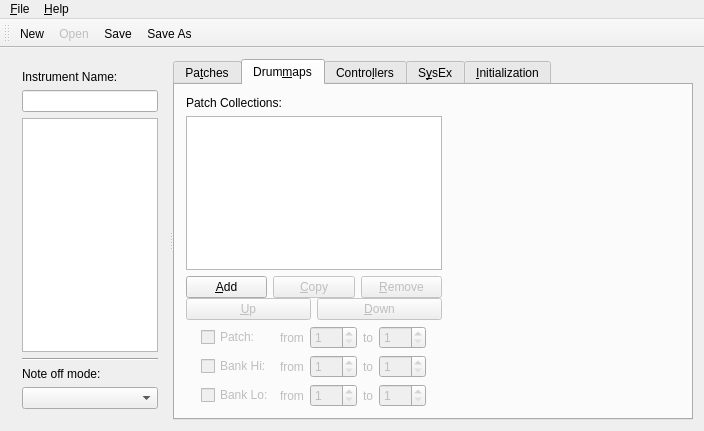
emrum/muse, file muse3/muse/instruments/editinstrumentbase.ui: the form before one commit.
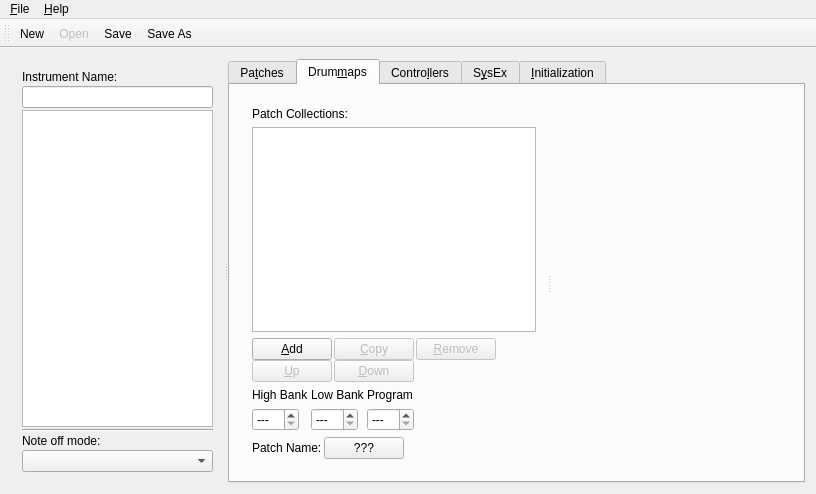
The form after the commit. The open tabs and pages were chosen to show the change.

```diff
--- a/muse3/muse/instruments/editinstrumentbase.ui
+++ b/muse3/muse/instruments/editinstrumentbase.ui
@@ -6,8 +6,8 @@
    <rect>
     <x>0</x>
     <y>0</y>
-    <width>704</width>
-    <height>431</height>
+    <width>816</width>
+    <height>494</height>
    </rect>
   </property>
   <property name="minimumSize">
@@ -34,8 +34,17 @@
       </property>
       <widget class="QWidget" name="layout26">
        <layout class="QVBoxLayout">
+        <property name="spacing">
+         <number>2</number>
+        </property>
         <item>
          <widget class="QLabel" name="textLabel2">
+          <property name="sizePolicy">
+           <sizepolicy hsizetype="Preferred" vsizetype="Preferred">
+            <horstretch>0</horstretch>
+            <verstretch>0</verstretch>
+           </sizepolicy>
+          </property>
           <property name="text">
            <string>Instrument Name:</string>
           </property>
@@ -46,6 +55,12 @@
         </item>
         <item>
          <widget class="QLineEdit" name="instrumentName">
+          <property name="sizePolicy">
+           <sizepolicy hsizetype="Expanding" vsizetype="Fixed">
+            <horstretch>0</horstretch>
+            <verstretch>0</verstretch>
+           </sizepolicy>
+          </property>
           <property name="toolTip">
            <string/>
           </property>
@@ -56,6 +71,12 @@
         </item>
         <item>
          <widget class="QListWidget" name="instrumentList">
+          <property name="sizePolicy">
+           <sizepolicy hsizetype="Expanding" vsizetype="Expanding">
+            <horstretch>0</horstretch>
+            <verstretch>0</verstretch>
+           </sizepolicy>
+          </property>
           <property name="whatsThis">
            <string>List of defined instruments.</string>
           </property>
@@ -63,6 +84,12 @@
         </item>
         <item>
          <widget class="Line" name="line">
+          <property name="sizePolicy">
+           <sizepolicy hsizetype="Ignored" vsizetype="Fixed">
+            <horstretch>0</horstretch>
+            <verstretch>0</verstretch>
+           </sizepolicy>
+          </property>
           <property name="orientation">
            <enum>Qt::Horizontal</enum>
           </property>
@@ -70,6 +97,12 @@
         </item>
         <item>
          <widget class="QLabel" name="label_12">
+          <property name="sizePolicy">
+           <sizepolicy hsizetype="Preferred" vsizetype="Preferred">
+            <horstretch>0</horstretch>
+            <verstretch>0</verstretch>
+           </sizepolicy>
+          </property>
           <property name="text">
            <string>Note off mode:</string>
           </property>
@@ -77,6 +110,12 @@
         </item>
         <item>
          <widget class="QComboBox" name="noteOffModeList">
+          <property name="sizePolicy">
+           <sizepolicy hsizetype="Expanding" vsizetype="Fixed">
+            <horstretch>0</horstretch>
+            <verstretch>0</verstretch>
+           </sizepolicy>
+          </property>
           <property name="toolTip">
            <string>Note off mode</string>
           </property>
@@ -454,10 +493,13 @@
         <attribute name="title">
          <string>Drum&amp;maps</string>
         </attribute>
-        <layout class="QHBoxLayout" name="horizontalLayout_4">
+        <layout class="QVBoxLayout" name="verticalLayout_11">
          <item>
-          <layout class="QHBoxLayout" name="horizontalLayout_3">
-           <item>
+          <widget class="QSplitter" name="splitter">
+           <property name="orientation">
+            <enum>Qt::Horizontal</enum>
+           </property>
+           <widget class="QWidget" name="">
             <layout class="QVBoxLayout" name="verticalLayout_2">
              <item>
               <widget class="QLabel" name="label">
@@ -489,6 +531,9 @@
                </property>
                <item>
                 <layout class="QHBoxLayout" name="horizontalLayout">
+                 <property name="spacing">
+                  <number>2</number>
+                 </property>
                  <item>
                   <widget class="QPushButton" name="addCollBtn">
                    <property name="sizePolicy">
@@ -534,10 +579,26 @@
                    </property>
                   </widget>
                  </item>
+                 <item>
+                  <spacer name="horizontalSpacer_6">
+                   <property name="orientation">
+                    <enum>Qt::Horizontal</enum>
+                   </property>
+                   <property name="sizeHint" stdset="0">
+                    <size>
+                     <width>40</width>
+                     <height>20</height>
+                    </size>
+                   </property>
+                  </spacer>
+                 </item>
                 </layout>
                </item>
                <item>
                 <layout class="QHBoxLayout" name="horizontalLayout_2">
+                 <property name="spacing">
+                  <number>2</number>
+                 </property>
                  <item>
                   <widget class="QPushButton" name="collUpBtn">
                    <property name="enabled">
@@ -570,6 +631,19 @@
                    </property>
                   </widget>
                  </item>
+                 <item>
+                  <spacer name="horizontalSpacer_7">
+                   <property name="orientation">
+                    <enum>Qt::Horizontal</enum>
+                   </property>
+                   <property name="sizeHint" stdset="0">
+                    <size>
+                     <width>40</width>
+                     <height>20</height>
+                    </size>
+                   </property>
+                  </spacer>
+                 </item>
                 </layout>
                </item>
               </layout>
@@ -577,7 +651,7 @@
              <item>
               <widget class="QWidget" name="patchCollectionContainer" native="true">
                <property name="enabled">
-                <bool>false</bool>
+                <bool>true</bool>
                </property>
                <layout class="QGridLayout" name="gridLayout_">
                 <property name="margin">
@@ -586,127 +660,23 @@
                 <item row="0" column="0">
                  <layout class="QGridLayout" name="gridLayout_2">
                   <item row="0" column="0">
-                   <widget class="QCheckBox" name="patchCheckbox">
-                    <property name="sizePolicy">
-                     <sizepolicy hsizetype="Fixed" vsizetype="Fixed">
-                      <horstretch>0</horstretch>
-                      <verstretch>0</verstretch>
-                     </sizepolicy>
+                   <layout class="QHBoxLayout" name="horizontalLayout_13">
+                    <property name="spacing">
+                     <number>2</number>
                     </property>
-                    <property name="text">
-                     <string>Patch:</string>
-                    </property>
-                   </widget>
-                  </item>
-                  <item row="0" column="1">
-                   <widget class="QLabel" name="label_5">
-                    <property name="enabled">
-                     <bool>false</bool>
-                    </property>
-                    <property name="sizePolicy">
-                     <sizepolicy hsizetype="Fixed" vsizetype="Preferred">
-                      <horstretch>0</horstretch>
-                      <verstretch>0</verstretch>
-                     </sizepolicy>
-                    </property>
-                    <property name="text">
-                     <string>from</string>
-                    </property>
-                   </widget>
-                  </item>
-                  <item row="0" column="2">
-                   <widget class="QSpinBox" name="patchFromBox">
-                    <property name="enabled">
-                     <bool>false</bool>
-                    </property>
-                    <property name="sizePolicy">
-                     <sizepolicy hsizetype="Fixed" vsizetype="Fixed">
-                      <horstretch>0</horstretch>
-                      <verstretch>0</verstretch>
-                     </sizepolicy>
-                    </property>
-                    <property name="keyboardTracking">
-                     <bool>false</bool>
-                    </property>
-                    <property name="minimum">
-                     <number>1</number>
-                    </property>
-                    <property name="maximum">
-                     <number>128</number>
-                    </property>
-                   </widget>
-                  </item>
-                  <item row="0" column="3">
-                   <widget class="QLabel" name="label_8">
-                    <property name="enabled">
-                     <bool>false</bool>
-                    </property>
-                    <property name="sizePolicy">
-                     <sizepolicy hsizetype="Fixed" vsizetype="Preferred">
-                      <horstretch>0</horstretch>
-                      <verstretch>0</verstretch>
-                     </sizepolicy>
-                    </property>
-                    <property name="text">
-                     <string>to</string>
-                    </property>
-                   </widget>
-                  </item>
-                  <item row="0" column="4">
-                   <widget class="QSpinBox" name="patchToBox">
-                    <property name="enabled">
-                     <bool>false</bool>
-                    </property>
-                    <property name="sizePolicy">
-                     <sizepolicy hsizetype="Fixed" vsizetype="Fixed">
-                      <horstretch>0</horstretch>
-                      <verstretch>0</verstretch>
-                     </sizepolicy>
-                    </property>
-                    <property name="keyboardTracking">
-                     <bool>false</bool>
-                    </property>
-                    <property name="minimum">
-                     <number>1</number>
-                    </property>
-                    <property name="maximum">
-                     <number>128</number>
-                    </property>
-                   </widget>
-                  </item>
-                  <item row="1" column="0">
-                   <widget class="QCheckBox" name="hbankCheckbox">
-                    <property name="sizePolicy">
-                     <sizepolicy hsizetype="Fixed" vsizetype="Fixed">
-                      <horstretch>0</horstretch>
-                      <verstretch>0</verstretch>
-                     </sizepolicy>
-                    </property>
-                    <property name="text">
-                     <string>Bank Hi:</string>
-                    </property>
-                   </widget>
-                  </item>
-                  <item row="1" column="1">
+                    <item>
+                     <layout class="QVBoxLayout" name="verticalLayout_6">
+                      <item>
                    <widget class="QLabel" name="label_6">
-                    <property name="enabled">
-                     <bool>false</bool>
-                    </property>
-                    <property name="sizePolicy">
-                     <sizepolicy hsizetype="Fixed" vsizetype="Preferred">
-                      <horstretch>0</horstretch>
-                      <verstretch>0</verstretch>
-                     </sizepolicy>
-                    </property>
                     <property name="text">
-                     <string>from</string>
+                         <string>High Bank</string>
                     </property>
                    </widget>
                   </item>
-                  <item row="1" column="2">
+                      <item>
                    <widget class="QSpinBox" name="hbankFromBox">
                     <property name="enabled">
-                     <bool>false</bool>
+                         <bool>true</bool>
                     </property>
                     <property name="sizePolicy">
                      <sizepolicy hsizetype="Fixed" vsizetype="Fixed">
@@ -714,88 +684,44 @@
                       <verstretch>0</verstretch>
                      </sizepolicy>
                     </property>
-                    <property name="keyboardTracking">
-                     <bool>false</bool>
-                    </property>
-                    <property name="minimum">
-                     <number>1</number>
-                    </property>
-                    <property name="maximum">
-                     <number>128</number>
-                    </property>
-                   </widget>
-                  </item>
-                  <item row="1" column="3">
-                   <widget class="QLabel" name="label_9">
-                    <property name="enabled">
-                     <bool>false</bool>
-                    </property>
-                    <property name="sizePolicy">
-                     <sizepolicy hsizetype="Fixed" vsizetype="Preferred">
-                      <horstretch>0</horstretch>
-                      <verstretch>0</verstretch>
-                     </sizepolicy>
-                    </property>
-                    <property name="text">
-                     <string>to</string>
-                    </property>
-                   </widget>
-                  </item>
-                  <item row="1" column="4">
-                   <widget class="QSpinBox" name="hbankToBox">
-                    <property name="enabled">
-                     <bool>false</bool>
-                    </property>
-                    <property name="sizePolicy">
-                     <sizepolicy hsizetype="Fixed" vsizetype="Fixed">
-                      <horstretch>0</horstretch>
-                      <verstretch>0</verstretch>
-                     </sizepolicy>
-                    </property>
+                        <property name="toolTip">
+                         <string>Patch high bank number</string>
+                        </property>
+                        <property name="whatsThis">
+                         <string>Patch high bank number. --- means don't care.</string>
+                        </property>
+                        <property name="specialValueText">
+                         <string>---</string>
+                        </property>
                     <property name="keyboardTracking">
                      <bool>false</bool>
                     </property>
                     <property name="minimum">
-                     <number>1</number>
+                         <number>0</number>
                     </property>
                     <property name="maximum">
                      <number>128</number>
                     </property>
-                   </widget>
-                  </item>
-                  <item row="2" column="0">
-                   <widget class="QCheckBox" name="lbankCheckbox">
-                    <property name="sizePolicy">
-                     <sizepolicy hsizetype="Fixed" vsizetype="Fixed">
-                      <horstretch>0</horstretch>
-                      <verstretch>0</verstretch>
-                     </sizepolicy>
-                    </property>
-                    <property name="text">
-                     <string>Bank Lo:</string>
-                    </property>
-                   </widget>
-                  </item>
-                  <item row="2" column="1">
+                        <property name="value">
+                         <number>0</number>
+                        </property>
+                       </widget>
+                      </item>
+                     </layout>
+                    </item>
+                    <item>
+                     <layout class="QVBoxLayout" name="verticalLayout_7">
+                      <item>
                    <widget class="QLabel" name="label_7">
-                    <property name="enabled">
-                     <bool>false</bool>
-                    </property>
-                    <property name="sizePolicy">
-                     <sizepolicy hsizetype="Fixed" vsizetype="Preferred">
-                      <horstretch>0</horstretch>
-                      <verstretch>0</verstretch>
-                     </sizepolicy>
-                    </property>
                     <property name="text">
-                     <string>from</string>
+                         <string>Low Bank</string>
                     </property>
                    </widget>
                   </item>
-                  <item row="2" column="2">
+                      <item>
                    <widget class="QSpinBox" name="lbankFromBox">
                     <property name="enabled">
-                     <bool>false</bool>
+                         <bool>true</bool>
                     </property>
                     <property name="sizePolicy">
                      <sizepolicy hsizetype="Fixed" vsizetype="Fixed">
@@ -803,37 +729,44 @@
                       <verstretch>0</verstretch>
                      </sizepolicy>
                     </property>
+                        <property name="toolTip">
+                         <string>Patch low bank number</string>
+                        </property>
+                        <property name="whatsThis">
+                         <string>Patch low bank number. --- means don't care.</string>
+                        </property>
+                        <property name="specialValueText">
+                         <string>---</string>
+                        </property>
                     <property name="keyboardTracking">
                      <bool>false</bool>
                     </property>
                     <property name="minimum">
-                     <number>1</number>
+                         <number>0</number>
                     </property>
                     <property name="maximum">
                      <number>128</number>
                     </property>
-                   </widget>
-                  </item>
-                  <item row="2" column="3">
-                   <widget class="QLabel" name="label_10">
-                    <property name="enabled">
-                     <bool>false</bool>
-                    </property>
-                    <property name="sizePolicy">
-                     <sizepolicy hsizetype="Fixed" vsizetype="Preferred">
-                      <horstretch>0</horstretch>
-                      <verstretch>0</verstretch>
-                     </sizepolicy>
-                    </property>
+                        <property name="value">
+                         <number>0</number>
+                        </property>
+                       </widget>
+                      </item>
+                     </layout>
+                    </item>
+                    <item>
+                     <layout class="QVBoxLayout" name="verticalLayout_8">
+                      <item>
+                       <widget class="QLabel" name="label_5">
                     <property name="text">
-                     <string>to</string>
+                         <string>Program</string>
                     </property>
                    </widget>
                   </item>
-                  <item row="2" column="4">
-                   <widget class="QSpinBox" name="lbankToBox">
+                      <item>
+                       <widget class="QSpinBox" name="patchFromBox">
                     <property name="enabled">
-                     <bool>false</bool>
+                         <bool>true</bool>
                     </property>
                     <property name="sizePolicy">
                      <sizepolicy hsizetype="Fixed" vsizetype="Fixed">
@@ -841,28 +774,111 @@
                       <verstretch>0</verstretch>
                      </sizepolicy>
                     </property>
+                        <property name="toolTip">
+                         <string>Patch program number</string>
+                        </property>
+                        <property name="whatsThis">
+                         <string>Patch program number.  --- means don't care.</string>
+                        </property>
+                        <property name="specialValueText">
+                         <string>---</string>
+                        </property>
                     <property name="keyboardTracking">
                      <bool>false</bool>
                     </property>
                     <property name="minimum">
-                     <number>1</number>
+                         <number>0</number>
                     </property>
                     <property name="maximum">
                      <number>128</number>
                     </property>
+                        <property name="value">
+                         <number>0</number>
+                        </property>
                    </widget>
                   </item>
                  </layout>
                 </item>
-               </layout>
-              </widget>
-             </item>
-            </layout>
+                    <item>
+                     <spacer name="horizontalSpacer_3">
+                      <property name="orientation">
+                       <enum>Qt::Horizontal</enum>
+                      </property>
+                      <property name="sizeHint" stdset="0">
+                       <size>
+                        <width>40</width>
+                        <height>20</height>
+                       </size>
+                      </property>
+                     </spacer>
+                    </item>
+                   </layout>
+                  </item>
+                  <item row="1" column="0">
+                   <layout class="QHBoxLayout" name="horizontalLayout_10">
+                    <property name="spacing">
+                     <number>2</number>
+                    </property>
+                    <item>
+                     <widget class="QLabel" name="label_8">
+                      <property name="sizePolicy">
+                       <sizepolicy hsizetype="Preferred" vsizetype="Preferred">
+                        <horstretch>0</horstretch>
+                        <verstretch>0</verstretch>
+                       </sizepolicy>
+                      </property>
+                      <property name="text">
+                       <string>Patch Name:</string>
+                      </property>
+                      <property name="alignment">
+                       <set>Qt::AlignLeading|Qt::AlignLeft|Qt::AlignVCenter</set>
+                      </property>
+                     </widget>
+                    </item>
+                    <item>
+                     <widget class="QPushButton" name="drummapsPatchNames">
+                      <property name="sizePolicy">
+                       <sizepolicy hsizetype="Maximum" vsizetype="Fixed">
+                        <horstretch>0</horstretch>
+                        <verstretch>0</verstretch>
+                       </sizepolicy>
+                      </property>
+                      <property name="text">
+                       <string>???</string>
+                      </property>
+                     </widget>
            </item>
            <item>
-            <widget class="QWidget" name="dlistContainer" native="true"/>
-           </item>
-          </layout>
+                     <spacer name="horizontalSpacer_2">
+                      <property name="orientation">
+                       <enum>Qt::Horizontal</enum>
+                      </property>
+                      <property name="sizeHint" stdset="0">
+                       <size>
+                        <width>6</width>
+                        <height>20</height>
+                       </size>
+                      </property>
+                     </spacer>
+                    </item>
+                   </layout>
+                  </item>
+                 </layout>
+                </item>
+               </layout>
+              </widget>
+             </item>
+            </layout>
+           </widget>
+           <widget class="QWidget" name="dlistContainer" native="true">
+            <property name="sizePolicy">
+             <sizepolicy hsizetype="Expanding" vsizetype="Preferred">
+              <horstretch>100</horstretch>
+              <verstretch>0</verstretch>
+             </sizepolicy>
+            </property>
+           </widget>
+          </widget>
          </item>
         </layout>
        </widget>
@@ -1775,8 +1791,8 @@
     <rect>
      <x>0</x>
      <y>0</y>
-     <width>704</width>
-     <height>21</height>
+     <width>816</width>
+     <height>28</height>
     </rect>
    </property>
    <property name="defaultUp">
```
Left out of the diff: 415 changed lines with no effect on the pictures. Lines whose indentation alone changed are shown as unchanged.
